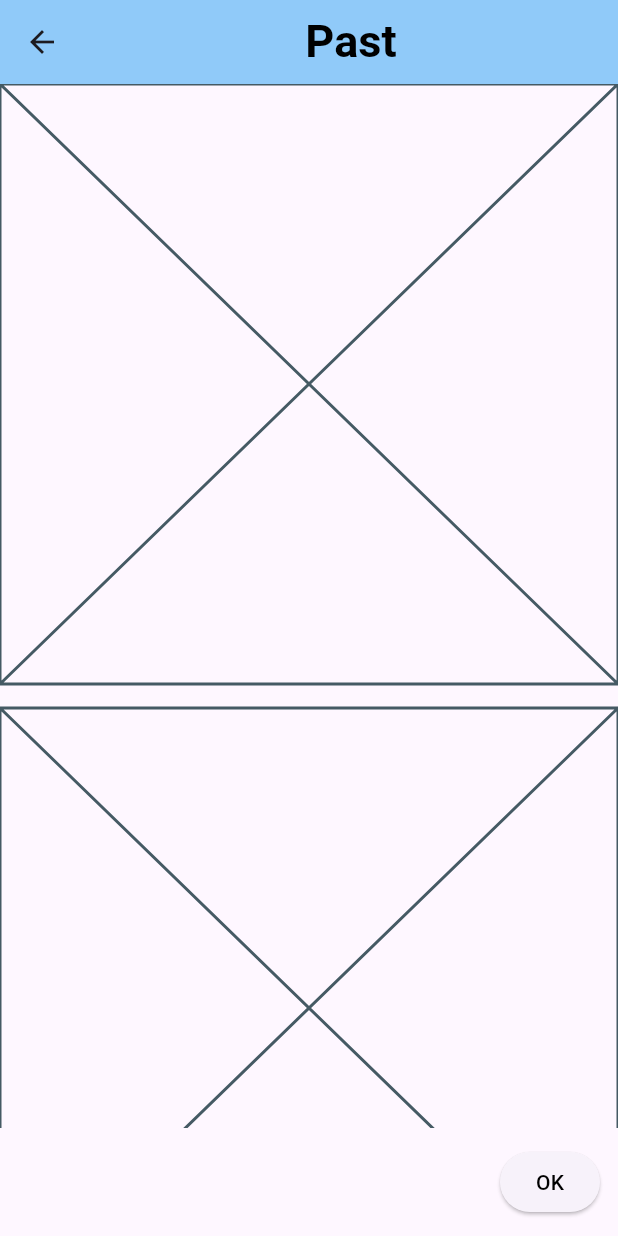
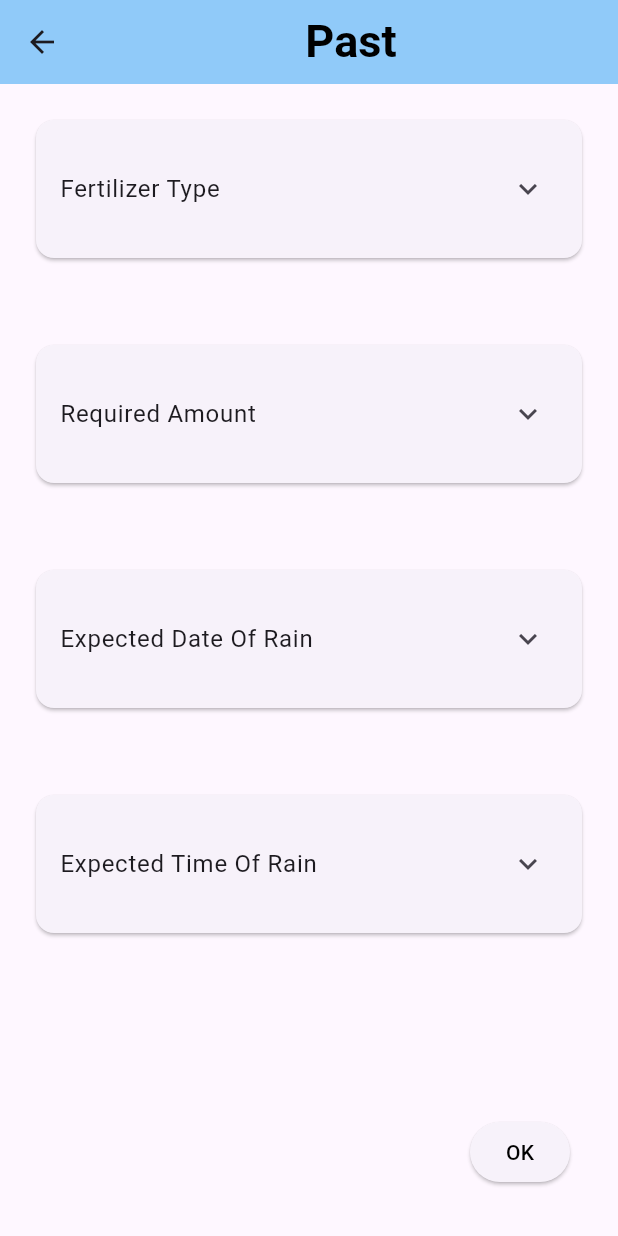
Before and after one commit to Dinethchathurya/get_rice, a Flutter app: the Past screen opened directly, on a phone screen of 412 x 824 dp. Run offline on Flutter 3.47's test engine with Material 3 defaults, Android fonts, the phone set to English and light mode, and no system bars.

Commit message:
Create 'ItemWidget' class
The cards are displayed in a 'ListTile' widget and the text and drop down menu icon are placed within a 'Row' widget inside of the list tile. When the drop down menu icon is clicked, it returns an alert dialog that displays the data required for each card.

```diff
--- a/lib/Screens/Past.dart
+++ b/lib/Screens/Past.dart
@@ -24,7 +24,9 @@ class _PastState extends State<Past> {
             ),
           ),
         ),
-        body: Column(children: [
+        body: Padding(
+          padding: const EdgeInsets.all(20.0),
+          child: Column(children: [
             Expanded(
               child: ListView.separated(
                 // Represents the number of cards to be displayed.
@@ -32,7 +34,7 @@ class _PastState extends State<Past> {
                 separatorBuilder: (BuildContext context, int index) {
                   return const SizedBox(
                     // Adjusts the space between each card.
-                  height: 16,
+                    height: 50,
                   );
                 },
                 itemBuilder: (BuildContext context, int index) {
@@ -82,7 +84,8 @@ class _PastState extends State<Past> {
                         ),
                       ),
                     )))
-        ]));
+          ]),
+        ));
   }
 }
 
@@ -94,6 +97,43 @@ class ItemWidget extends StatelessWidget {
 
   @override
   Widget build(BuildContext context) {
-    return const Placeholder();
+    return Container(
+        // The width is set to 'double.infinity' so that it can take the entire width of it's parent container.
+        width: double.infinity,
+        height: 100,
+        child: Card(
+            child: Center(
+                child: ListTile(
+                    title: Row(
+                      mainAxisAlignment: MainAxisAlignment.start,
+                      children: [
+                        Expanded(
+                          child: Text(
+                            labelText,
+                            textAlign: TextAlign.left,
+                          ),
+                        ),
+                      ],
+                    ),
+                    trailing: Icon(Icons.expand_more),
+                    onTap: () {
+                      showDialog(
+                        context: context,
+                        builder: (context) {
+                          return AlertDialog(
+                            title: Text(labelText),
+                            content: Text(data),
+                            actions: [
+                              TextButton(
+                                onPressed: () {
+                                  Navigator.of(context).pop();
+                                },
+                                child: Text('Close'),
+                              ),
+                            ],
+                          );
+                        },
+                      );
+                    }))));
   }
 }
```
Lines whose indentation alone changed are shown as unchanged.
